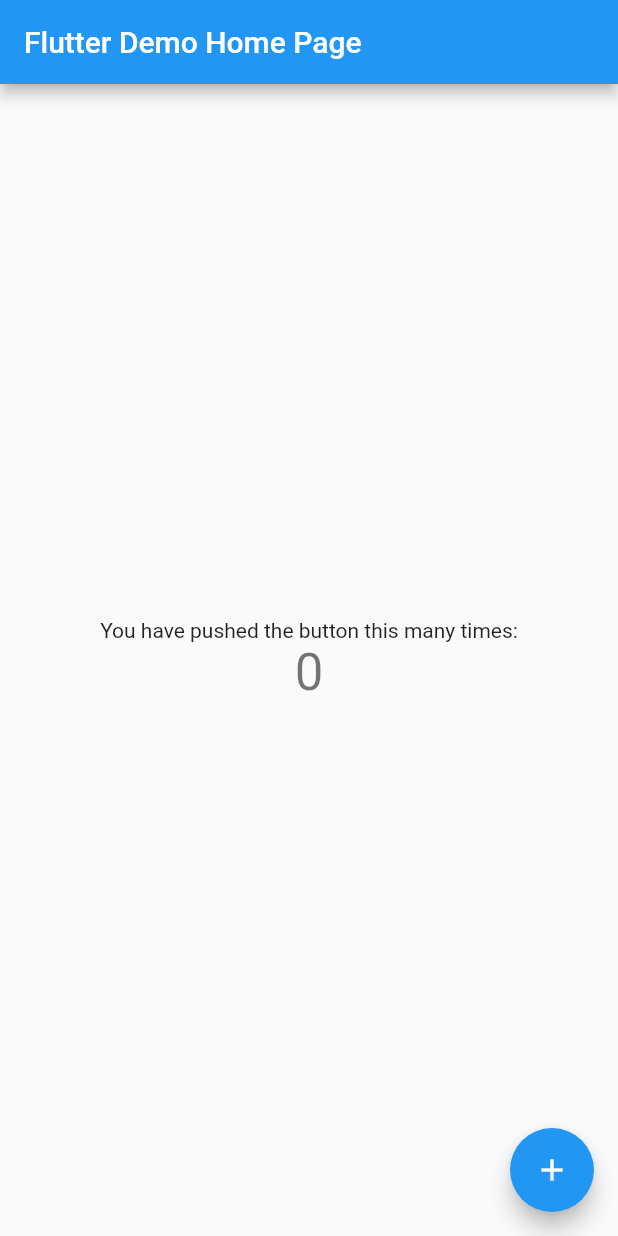
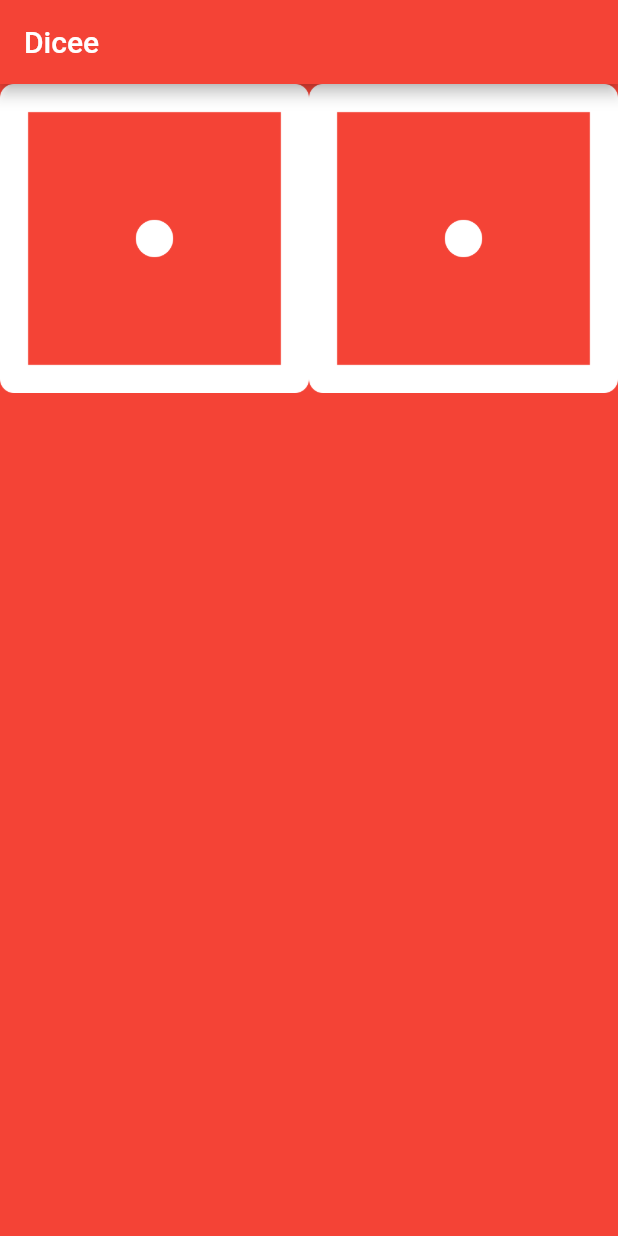
Before and after one commit to Liroy-Barzillai/Dice-App, a Flutter app: the screen it shows after launch, on a phone screen of 412 x 824 dp. Run offline on Flutter 3.47's test engine with Material 2 defaults, Android fonts, the phone set to English and light mode, and no system bars.

Commit message:
updated template

```diff
--- a/lib/main.dart
+++ b/lib/main.dart
@@ -1,115 +1,38 @@
 import 'package:flutter/material.dart';
 
 void main() {
-  runApp(const MyApp());
+  runApp(
+    MaterialApp(
+      home: Scaffold(
+        backgroundColor: Colors.red,
+        appBar: AppBar(
+          title: const Text('Dicee'),
+          backgroundColor: Colors.red,
+        ),
+        body: DicePage(),
+      ),
+    ),
+  );
 }
 
-class MyApp extends StatelessWidget {
-  const MyApp({super.key});
+class DicePage extends StatelessWidget {
+  const DicePage({super.key});
 
-  // This widget is the root of your application.
   @override
   Widget build(BuildContext context) {
-    return MaterialApp(
-      title: 'Flutter Demo',
-      theme: ThemeData(
-        // This is the theme of your application.
-        //
-        // Try running your application with "flutter run". You'll see the
-        // application has a blue toolbar. Then, without quitting the app, try
-        // changing the primarySwatch below to Colors.green and then invoke
-        // "hot reload" (press "r" in the console where you ran "flutter run",
-        // or simply save your changes to "hot reload" in a Flutter IDE).
-        // Notice that the counter didn't reset back to zero; the application
-        // is not restarted.
-        primarySwatch: Colors.blue,
-      ),
-      home: const MyHomePage(title: 'Flutter Demo Home Page'),
+    return Row(
+      children: const [
+        Expanded(
+          child: Image(
+            image: AssetImage('images/dice1.png'),
+          ),
+        ),
+        Expanded(
+          child: Image(
+            image: AssetImage('images/dice1.png'),
+          ),
+        )
+      ],
     );
   }
 }
-
-class MyHomePage extends StatefulWidget {
-  const MyHomePage({super.key, required this.title});
-
-  // This widget is the home page of your application. It is stateful, meaning
-  // that it has a State object (defined below) that contains fields that affect
-  // how it looks.
-
-  // This class is the configuration for the state. It holds the values (in this
-  // case the title) provided by the parent (in this case the App widget) and
-  // used by the build method of the State. Fields in a Widget subclass are
-  // always marked "final".
-
-  final String title;
-
-  @override
-  State<MyHomePage> createState() => _MyHomePageState();
-}
-
-class _MyHomePageState extends State<MyHomePage> {
-  int _counter = 0;
-
-  void _incrementCounter() {
-    setState(() {
-      // This call to setState tells the Flutter framework that something has
-      // changed in this State, which causes it to rerun the build method below
-      // so that the display can reflect the updated values. If we changed
-      // _counter without calling setState(), then the build method would not be
-      // called again, and so nothing would appear to happen.
-      _counter++;
-    });
-  }
-
-  @override
-  Widget build(BuildContext context) {
-    // This method is rerun every time setState is called, for instance as done
-    // by the _incrementCounter method above.
-    //
-    // The Flutter framework has been optimized to make rerunning build methods
-    // fast, so that you can just rebuild anything that needs updating rather
-    // than having to individually change instances of widgets.
-    return Scaffold(
-      appBar: AppBar(
-        // Here we take the value from the MyHomePage object that was created by
-        // the App.build method, and use it to set our appbar title.
-        title: Text(widget.title),
-      ),
-      body: Center(
-        // Center is a layout widget. It takes a single child and positions it
-        // in the middle of the parent.
-        child: Column(
-          // Column is also a layout widget. It takes a list of children and
-          // arranges them vertically. By default, it sizes itself to fit its
-          // children horizontally, and tries to be as tall as its parent.
-          //
-          // Invoke "debug painting" (press "p" in the console, choose the
-          // "Toggle Debug Paint" action from the Flutter Inspector in Android
-          // Studio, or the "Toggle Debug Paint" command in Visual Studio Code)
-          // to see the wireframe for each widget.
-          //
-          // Column has various properties to control how it sizes itself and
-          // how it positions its children. Here we use mainAxisAlignment to
-          // center the children vertically; the main axis here is the vertical
-          // axis because Columns are vertical (the cross axis would be
-          // horizontal).
-          mainAxisAlignment: MainAxisAlignment.center,
-          children: <Widget>[
-            const Text(
-              'You have pushed the button this many times:',
-            ),
-            Text(
-              '$_counter',
-              style: Theme.of(context).textTheme.headline4,
-            ),
-          ],
-        ),
-      ),
-      floatingActionButton: FloatingActionButton(
-        onPressed: _incrementCounter,
-        tooltip: 'Increment',
-        child: const Icon(Icons.add),
-      ), // This trailing comma makes auto-formatting nicer for build methods.
-    );
-  }
-}
--- a/pubspec.yaml
+++ b/pubspec.yaml
@@ -58,8 +58,8 @@
   uses-material-design: true
 
   # To add assets to your application, add an assets section, like this:
-  # assets:
-  #   - images/a_dot_burr.jpeg
+  assets:
+    - images/
   #   - images/a_dot_ham.jpeg
 
   # An image asset can refer to one or more resolution-specific "variants", see
```
